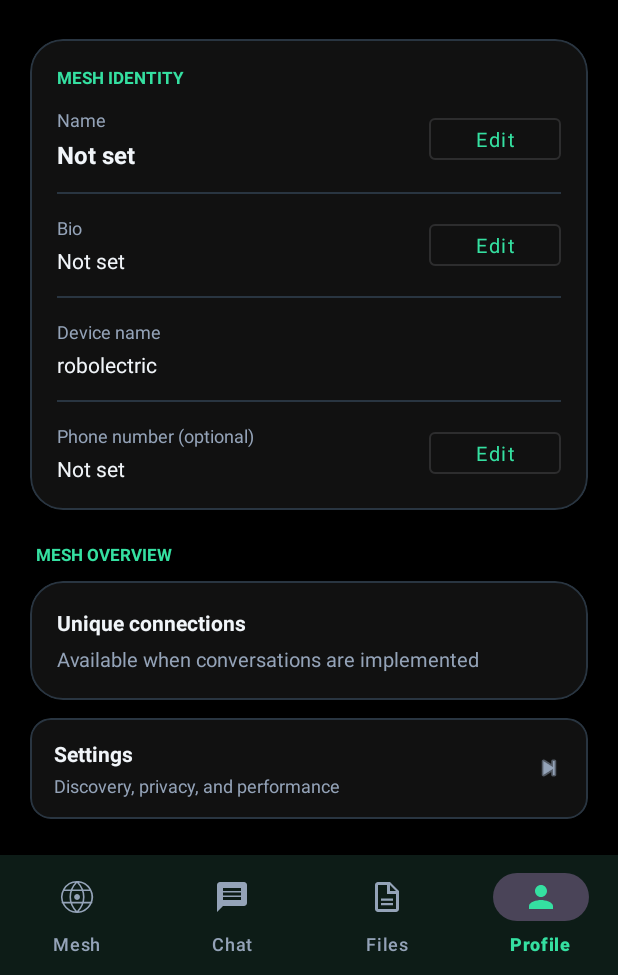
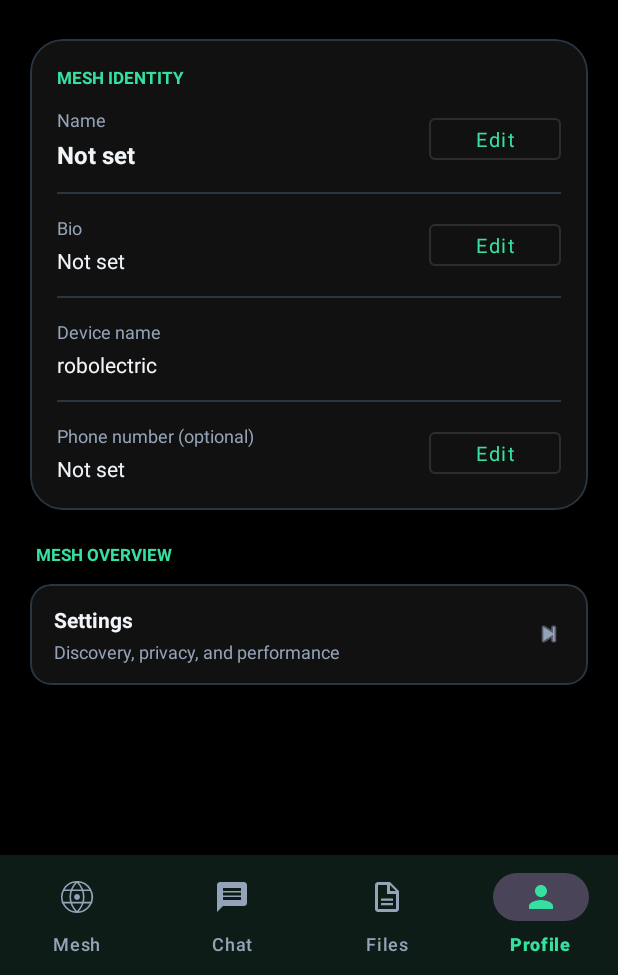
Before and after one commit to Algorift169/MeshDrop, an Android app: the screen it shows after launch (MainActivity), item 4 of the bottom bar chosen, on a phone screen of 412 x 824 dp, the part 261-1236 px from its top. Run offline under Robolectric (Android 15) with nearby library versions, the phone set to English and light mode, and no system bars; libraries missing offline, so code that uses them is left out: com.yalantis.ucrop; 4 statements that could not run were skipped.

Commit message:
A stupid box removed.

```diff
--- a/app/src/main/res/layout/fragment_profile.xml
+++ b/app/src/main/res/layout/fragment_profile.xml
@@ -288,40 +288,6 @@
             android:textStyle="bold" />
 
         <com.google.android.material.card.MaterialCardView
-            android:layout_width="match_parent"
-            android:layout_height="wrap_content"
-            android:layout_marginTop="10dp"
-            app:cardBackgroundColor="@color/card"
-            app:cardCornerRadius="22dp"
-            app:cardElevation="0dp"
-            app:strokeColor="@color/divider"
-            app:strokeWidth="1dp">
-
-            <LinearLayout
-                android:layout_width="match_parent"
-                android:layout_height="wrap_content"
-                android:orientation="vertical"
-                android:padding="18dp">
-
-                <TextView
-                    android:layout_width="match_parent"
-                    android:layout_height="wrap_content"
-                    android:text="@string/connections_label"
-                    android:textColor="@color/primary_text"
-                    android:textSize="14sp"
-                    android:textStyle="bold" />
-
-                <TextView
-                    android:layout_width="match_parent"
-                    android:layout_height="wrap_content"
-                    android:layout_marginTop="5dp"
-                    android:text="@string/connections_placeholder"
-                    android:textColor="@color/secondary_text"
-                    android:textSize="13sp" />
-            </LinearLayout>
-        </com.google.android.material.card.MaterialCardView>
-
-        <com.google.android.material.card.MaterialCardView
             android:id="@+id/profile_settings_entry"
             android:layout_width="match_parent"
             android:layout_height="wrap_content"
--- a/app/src/main/res/values/strings.xml
+++ b/app/src/main/res/values/strings.xml
@@ -102,8 +102,6 @@
     <string name="network_section">MESH OVERVIEW</string>
     <string name="distance_label">Distance to nearby devices</string>
     <string name="no_peers_profile">No nearby devices to show yet.</string>
-    <string name="connections_label">Unique connections</string>
-    <string name="connections_placeholder">Available when conversations are implemented</string>
     <string name="nav_mesh">Mesh</string>
     <string name="nav_chat">Chat</string>
     <string name="nav_files">Files</string>
```
